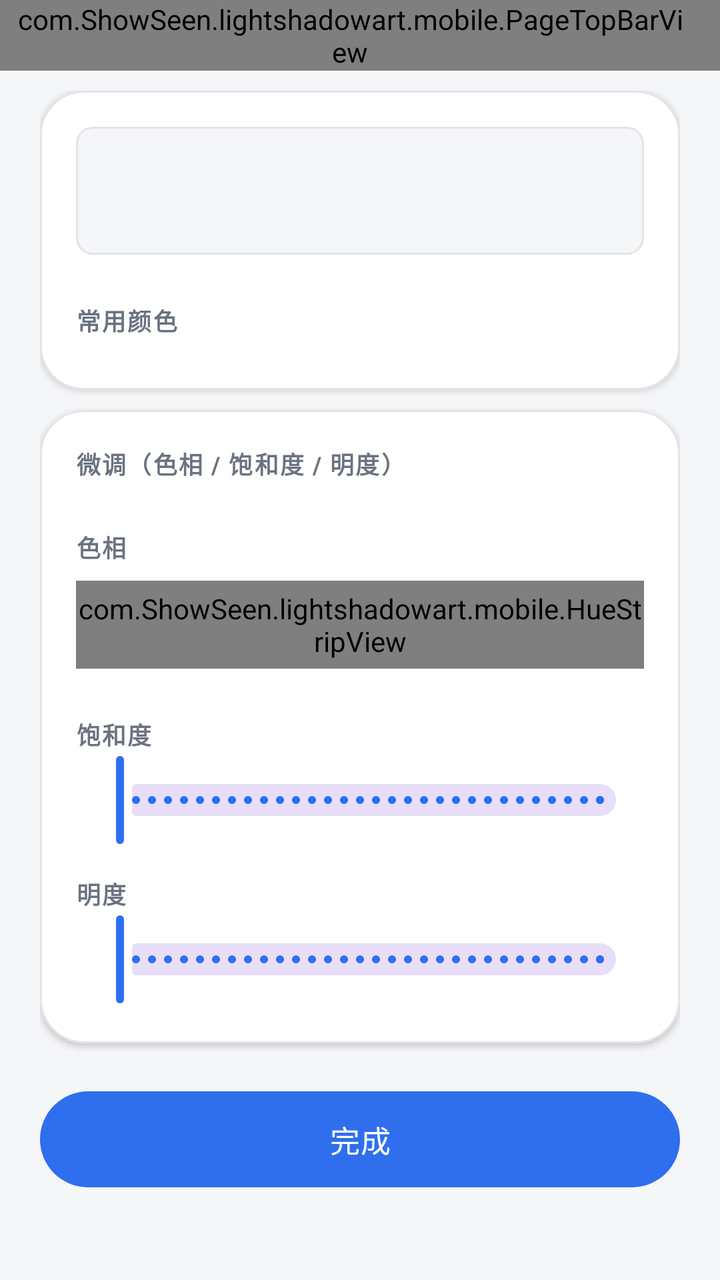
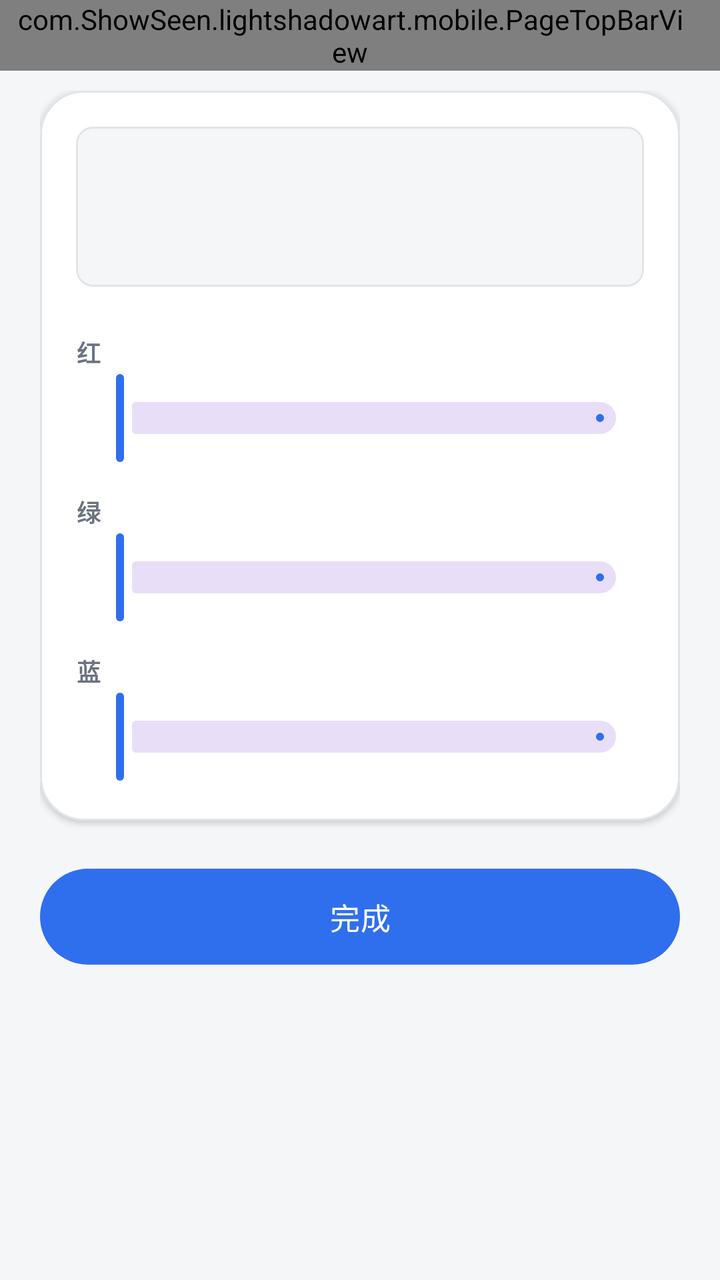

Before-and-after screenshots of an Android layout around one commit, followed by the original layout XML and the change that was made.
<!-- AndroidManifest.xml: application theme Theme.LightShadowArtPhone -->
<!-- res/layout/activity_line_color.xml -->
<?xml version="1.0" encoding="utf-8"?>
<LinearLayout xmlns:android="http://schemas.android.com/apk/res/android"
    android:layout_width="match_parent"
    android:layout_height="match_parent"
    android:background="@color/app_bg"
    android:orientation="vertical">

    <com.ShowSeen.lightshadowart.mobile.PageTopBarView
        android:id="@+id/color_top_bar"
        android:layout_width="match_parent"
        android:layout_height="wrap_content"
        android:paddingStart="8dp"
        android:paddingEnd="@dimen/card_padding" />

    <ScrollView
        android:layout_width="match_parent"
        android:layout_height="0dp"
        android:layout_weight="1"
        android:clipToPadding="false"
        android:fillViewport="true">

        <LinearLayout
            android:layout_width="match_parent"
            android:layout_height="wrap_content"
            android:orientation="vertical"
            android:paddingStart="@dimen/page_horizontal_padding"
            android:paddingTop="@dimen/item_gap"
            android:paddingEnd="@dimen/page_horizontal_padding"
            android:paddingBottom="@dimen/page_vertical_padding">

            <com.google.android.material.card.MaterialCardView
                style="@style/SurfaceCard"
                android:layout_width="match_parent"
                android:layout_height="wrap_content">

                <LinearLayout
                    android:layout_width="match_parent"
                    android:layout_height="wrap_content"
                    android:orientation="vertical"
                    android:padding="@dimen/card_padding">

                    <View
                        android:id="@+id/view_color_preview"
                        android:layout_width="match_parent"
                        android:layout_height="64dp"
                        android:background="@drawable/bg_media_placeholder"
                        android:contentDescription="@string/color_preview_desc" />

                    <TextView
                        style="@style/Text.Label"
                        android:layout_width="match_parent"
                        android:layout_height="wrap_content"
                        android:layout_marginTop="@dimen/page_vertical_padding"
                        android:text="@string/color_presets" />

                    
                    <LinearLayout
                        android:id="@+id/container_color_presets"
                        android:layout_width="match_parent"
                        android:layout_height="wrap_content"
                        android:layout_marginTop="8dp"
                        android:orientation="vertical" />
                </LinearLayout>
            </com.google.android.material.card.MaterialCardView>

            <com.google.android.material.card.MaterialCardView
                android:id="@+id/card_color_recent"
                style="@style/SurfaceCard"
                android:layout_width="match_parent"
                android:layout_height="wrap_content"
                android:layout_marginTop="@dimen/item_gap"
                android:visibility="gone">

                <LinearLayout
                    android:layout_width="match_parent"
                    android:layout_height="wrap_content"
                    android:orientation="vertical"
                    android:padding="@dimen/card_padding">

                    <TextView
                        style="@style/Text.Label"
                        android:layout_width="match_parent"
                        android:layout_height="wrap_content"
                        android:text="@string/color_recent" />

                    <LinearLayout
                        android:id="@+id/container_color_recent"
                        android:layout_width="match_parent"
                        android:layout_height="wrap_content"
                        android:layout_marginTop="8dp"
                        android:orientation="horizontal" />
                </LinearLayout>
            </com.google.android.material.card.MaterialCardView>

            <com.google.android.material.card.MaterialCardView
                android:id="@+id/card_color_photo"
                style="@style/SurfaceCard"
                android:layout_width="match_parent"
                android:layout_height="wrap_content"
                android:layout_marginTop="@dimen/item_gap"
                android:visibility="gone">

                <LinearLayout
                    android:layout_width="match_parent"
                    android:layout_height="wrap_content"
                    android:orientation="vertical"
                    android:padding="@dimen/card_padding">

                    <TextView
                        style="@style/Text.Label"
                        android:layout_width="match_parent"
                        android:layout_height="wrap_content"
                        android:text="@string/color_pick_from_photo" />

                    <TextView
                        style="@style/Text.Hint"
                        android:layout_width="match_parent"
                        android:layout_height="wrap_content"
                        android:layout_marginTop="2dp"
                        android:text="@string/color_pick_from_photo_hint" />

                    <ImageView
                        android:id="@+id/view_color_photo"
                        android:layout_width="match_parent"
                        android:layout_height="150dp"
                        android:layout_marginTop="8dp"
                        android:background="@drawable/bg_media_placeholder"
                        android:contentDescription="@string/color_pick_from_photo"
                        android:scaleType="fitCenter" />
                </LinearLayout>
            </com.google.android.material.card.MaterialCardView>

            <com.google.android.material.card.MaterialCardView
                style="@style/SurfaceCard"
                android:layout_width="match_parent"
                android:layout_height="wrap_content"
                android:layout_marginTop="@dimen/item_gap">

                <LinearLayout
                    android:layout_width="match_parent"
                    android:layout_height="wrap_content"
                    android:orientation="vertical"
                    android:padding="@dimen/card_padding">

                    <TextView
                        style="@style/Text.Label"
                        android:layout_width="match_parent"
                        android:layout_height="wrap_content"
                        android:text="@string/color_fine_tune" />

                    <LinearLayout
                        android:layout_width="match_parent"
                        android:layout_height="wrap_content"
                        android:layout_marginTop="@dimen/page_vertical_padding"
                        android:orientation="horizontal">

                        <TextView
                            style="@style/Text.Label"
                            android:layout_width="0dp"
                            android:layout_height="wrap_content"
                            android:layout_weight="1"
                            android:text="@string/color_hue" />

                        <TextView
                            android:id="@+id/tv_color_hue"
                            style="@style/Text.Hint"
                            android:layout_width="wrap_content"
                            android:layout_height="wrap_content" />
                    </LinearLayout>

                    <com.ShowSeen.lightshadowart.mobile.HueStripView
                        android:id="@+id/view_color_hue"
                        android:layout_width="match_parent"
                        android:layout_height="44dp"
                        android:layout_marginTop="8dp" />

                    <LinearLayout
                        android:layout_width="match_parent"
                        android:layout_height="wrap_content"
                        android:layout_marginTop="@dimen/page_vertical_padding"
                        android:orientation="horizontal">

                        <TextView
                            style="@style/Text.Label"
                            android:layout_width="0dp"
                            android:layout_height="wrap_content"
                            android:layout_weight="1"
                            android:text="@string/color_saturation" />

                        <TextView
                            android:id="@+id/tv_color_saturation"
                            style="@style/Text.Hint"
                            android:layout_width="wrap_content"
                            android:layout_height="wrap_content" />
                    </LinearLayout>

                    <com.google.android.material.slider.Slider
                        android:id="@+id/slider_color_saturation"
                        android:layout_width="match_parent"
                        android:layout_height="wrap_content"
                        android:stepSize="1"
                        android:valueFrom="0"
                        android:valueTo="100" />

                    <LinearLayout
                        android:layout_width="match_parent"
                        android:layout_height="wrap_content"
                        android:layout_marginTop="@dimen/section_gap"
                        android:orientation="horizontal">

                        <TextView
                            style="@style/Text.Label"
                            android:layout_width="0dp"
                            android:layout_height="wrap_content"
                            android:layout_weight="1"
                            android:text="@string/color_value" />

                        <TextView
                            android:id="@+id/tv_color_value"
                            style="@style/Text.Hint"
                            android:layout_width="wrap_content"
                            android:layout_height="wrap_content" />
                    </LinearLayout>

                    <com.google.android.material.slider.Slider
                        android:id="@+id/slider_color_value"
                        android:layout_width="match_parent"
                        android:layout_height="wrap_content"
                        android:stepSize="1"
                        android:valueFrom="0"
                        android:valueTo="100" />
                </LinearLayout>
            </com.google.android.material.card.MaterialCardView>

            <com.google.android.material.button.MaterialButton
                android:id="@+id/btn_color_done"
                style="@style/PillButton"
                android:layout_width="match_parent"
                android:layout_height="wrap_content"
                android:layout_marginTop="@dimen/page_vertical_padding"
                android:text="@string/color_done" />
        </LinearLayout>
    </ScrollView>
</LinearLayout>
<!-- resources referenced by this layout -->
<resources>
  <color name="app_bg">#F5F6F8</color>
  <dimen name="card_padding">18dp</dimen>
  <dimen name="item_gap">10dp</dimen>
  <dimen name="page_horizontal_padding">20dp</dimen>
  <dimen name="page_vertical_padding">24dp</dimen>
  <dimen name="section_gap">14dp</dimen>
  <!-- drawable bg_media_placeholder (drawable) -->
  <?xml version="1.0" encoding="utf-8"?>
  <shape xmlns:android="http://schemas.android.com/apk/res/android"
      android:shape="rectangle">
      <solid android:color="@color/card_tint" />
      <stroke
          android:width="@dimen/divider_width"
          android:color="@color/divider_stroke" />
      <corners android:radius="@dimen/corner_image" />
  </shape>
  <string name="color_done">完成</string>
  <string name="color_fine_tune">微调（色相 / 饱和度 / 明度）</string>
  <string name="color_hue">色相</string>
  <string name="color_pick_from_photo">从照片取色</string>
  <string name="color_pick_from_photo_hint">点照片上的任意位置，取那里的颜色</string>
  <string name="color_presets">常用颜色</string>
  <string name="color_preview_desc">颜色预览</string>
  <string name="color_recent">最近使用</string>
  <string name="color_saturation">饱和度</string>
  <string name="color_value">明度</string>
  <style name="PillButton" parent="Widget.Material3.Button">
          <item name="android:minHeight">@dimen/touch_min_height</item>
          <item name="android:insetTop">0dp</item>
          <item name="android:insetBottom">0dp</item>
          <item name="android:textSize">@dimen/text_button</item>
          <item name="android:textAllCaps">false</item>
          <item name="android:letterSpacing">0.01</item>
          <item name="cornerRadius">@dimen/corner_pill</item>
          <item name="backgroundTint">@color/btn_pill_tint</item>
          <item name="android:textColor">@color/btn_pill_label</item>
      </style>
  <style name="SurfaceCard" parent="Widget.Material3.CardView.Elevated">
          <item name="cardBackgroundColor">@color/card_bg</item>
          <item name="cardCornerRadius">@dimen/corner_large</item>
          <item name="cardElevation">@dimen/card_elevation</item>
          <item name="strokeColor">@color/divider_stroke</item>
          <item name="strokeWidth">@dimen/divider_width</item>
      </style>
  <style name="Text.Hint" parent="">
          <item name="android:textColor">@color/text_secondary</item>
          <item name="android:textSize">@dimen/text_hint</item>
      </style>
  <style name="Text.Label" parent="">
          <item name="android:textColor">@color/text_secondary</item>
          <item name="android:textSize">@dimen/text_label</item>
          <item name="android:textStyle">bold</item>
          <item name="android:letterSpacing">0.06</item>
      </style>
  <color name="card_tint">#F5F6F8</color>
  <dimen name="divider_width">1dp</dimen>
  <color name="divider_stroke">#E2E4E8</color>
  <dimen name="corner_image">8dp</dimen>
  <dimen name="touch_min_height">48dp</dimen>
  <dimen name="text_button">15sp</dimen>
  <dimen name="corner_pill">28dp</dimen>
  <color name="card_bg">#FFFFFF</color>
  <dimen name="corner_large">22dp</dimen>
  <dimen name="card_elevation">2dp</dimen>
  <color name="text_secondary">#6B7280</color>
  <dimen name="text_hint">13sp</dimen>
  <dimen name="text_label">12sp</dimen>
  <color name="primary_blue">#2F6FED</color>
  <color name="on_primary">#FFFFFF</color>
  <color name="primary_soft">#E9EFFD</color>
  <color name="text_primary">#1A1C1E</color>
  <color name="status_destructive">#C0392B</color>
  <!-- unchanged entries left out for length: 1 -->
</resources>

<!-- the commit's change to res/layout/activity_line_color.xml (unified diff, before → after) -->
@@ -1,5 +1,6 @@
 <?xml version="1.0" encoding="utf-8"?>
 <LinearLayout xmlns:android="http://schemas.android.com/apk/res/android"
+    xmlns:app="http://schemas.android.com/apk/res-auto"
     android:layout_width="match_parent"
     android:layout_height="match_parent"
     android:background="@color/app_bg"
@@ -42,24 +43,96 @@
                     <View
                         android:id="@+id/view_color_preview"
                         android:layout_width="match_parent"
-                        android:layout_height="64dp"
+                        android:layout_height="80dp"
                         android:background="@drawable/bg_media_placeholder"
                         android:contentDescription="@string/color_preview_desc" />
 
-                    <TextView
-                        style="@style/Text.Label"
+                    <LinearLayout
                         android:layout_width="match_parent"
                         android:layout_height="wrap_content"
                         android:layout_marginTop="@dimen/page_vertical_padding"
-                        android:text="@string/color_presets" />
+                        android:orientation="horizontal">
 
-                    
-                    <LinearLayout
-                        android:id="@+id/container_color_presets"
+                        <TextView
+                            style="@style/Text.Label"
+                            android:layout_width="0dp"
+                            android:layout_height="wrap_content"
+                            android:layout_weight="1"
+                            android:text="@string/color_red" />
+
+                        <TextView
+                            android:id="@+id/tv_color_red"
+                            style="@style/Text.Hint"
+                            android:layout_width="wrap_content"
+                            android:layout_height="wrap_content" />
+                    </LinearLayout>
+
+                    <com.google.android.material.slider.Slider
+                        android:id="@+id/slider_color_red"
                         android:layout_width="match_parent"
                         android:layout_height="wrap_content"
-                        android:layout_marginTop="8dp"
-                        android:orientation="vertical" />
+                        android:stepSize="1"
+                        android:valueFrom="0"
+                        android:valueTo="255"
+                        app:tickVisible="false" />
+
+                    <LinearLayout
+                        android:layout_width="match_parent"
+                        android:layout_height="wrap_content"
+                        android:layout_marginTop="@dimen/section_gap"
+                        android:orientation="horizontal">
+
+                        <TextView
+                            style="@style/Text.Label"
+                            android:layout_width="0dp"
+                            android:layout_height="wrap_content"
+                            android:layout_weight="1"
+                            android:text="@string/color_green" />
+
+                        <TextView
+                            android:id="@+id/tv_color_green"
+                            style="@style/Text.Hint"
+                            android:layout_width="wrap_content"
+                            android:layout_height="wrap_content" />
+                    </LinearLayout>
+
+                    <com.google.android.material.slider.Slider
+                        android:id="@+id/slider_color_green"
+                        android:layout_width="match_parent"
+                        android:layout_height="wrap_content"
+                        android:stepSize="1"
+                        android:valueFrom="0"
+                        android:valueTo="255"
+                        app:tickVisible="false" />
+
+                    <LinearLayout
+                        android:layout_width="match_parent"
+                        android:layout_height="wrap_content"
+                        android:layout_marginTop="@dimen/section_gap"
+                        android:orientation="horizontal">
+
+                        <TextView
+                            style="@style/Text.Label"
+                            android:layout_width="0dp"
+                            android:layout_height="wrap_content"
+                            android:layout_weight="1"
+                            android:text="@string/color_blue" />
+
+                        <TextView
+                            android:id="@+id/tv_color_blue"
+                            style="@style/Text.Hint"
+                            android:layout_width="wrap_content"
+                            android:layout_height="wrap_content" />
+                    </LinearLayout>
+
+                    <com.google.android.material.slider.Slider
+                        android:id="@+id/slider_color_blue"
+                        android:layout_width="match_parent"
+                        android:layout_height="wrap_content"
+                        android:stepSize="1"
+                        android:valueFrom="0"
+                        android:valueTo="255"
+                        app:tickVisible="false" />
                 </LinearLayout>
             </com.google.android.material.card.MaterialCardView>
 
@@ -92,146 +165,6 @@
                 </LinearLayout>
             </com.google.android.material.card.MaterialCardView>
 
-            <com.google.android.material.card.MaterialCardView
-                android:id="@+id/card_color_photo"
-                style="@style/SurfaceCard"
-                android:layout_width="match_parent"
-                android:layout_height="wrap_content"
-                android:layout_marginTop="@dimen/item_gap"
-                android:visibility="gone">
-
-                <LinearLayout
-                    android:layout_width="match_parent"
-                    android:layout_height="wrap_content"
-                    android:orientation="vertical"
-                    android:padding="@dimen/card_padding">
-
-                    <TextView
-                        style="@style/Text.Label"
-                        android:layout_width="match_parent"
-                        android:layout_height="wrap_content"
-                        android:text="@string/color_pick_from_photo" />
-
-                    <TextView
-                        style="@style/Text.Hint"
-                        android:layout_width="match_parent"
-                        android:layout_height="wrap_content"
-                        android:layout_marginTop="2dp"
-                        android:text="@string/color_pick_from_photo_hint" />
-
-                    <ImageView
-                        android:id="@+id/view_color_photo"
-                        android:layout_width="match_parent"
-                        android:layout_height="150dp"
-                        android:layout_marginTop="8dp"
-                        android:background="@drawable/bg_media_placeholder"
-                        android:contentDescription="@string/color_pick_from_photo"
-                        android:scaleType="fitCenter" />
-                </LinearLayout>
-            </com.google.android.material.card.MaterialCardView>
-
-            <com.google.android.material.card.MaterialCardView
-                style="@style/SurfaceCard"
-                android:layout_width="match_parent"
-                android:layout_height="wrap_content"
-                android:layout_marginTop="@dimen/item_gap">
-
-                <LinearLayout
-                    android:layout_width="match_parent"
-                    android:layout_height="wrap_content"
-                    android:orientation="vertical"
-                    android:padding="@dimen/card_padding">
-
-                    <TextView
-                        style="@style/Text.Label"
-                        android:layout_width="match_parent"
-                        android:layout_height="wrap_content"
-                        android:text="@string/color_fine_tune" />
-
-                    <LinearLayout
-                        android:layout_width="match_parent"
-                        android:layout_height="wrap_content"
-                        android:layout_marginTop="@dimen/page_vertical_padding"
-                        android:orientation="horizontal">
-
-                        <TextView
-                            style="@style/Text.Label"
-                            android:layout_width="0dp"
-                            android:layout_height="wrap_content"
-                            android:layout_weight="1"
-                            android:text="@string/color_hue" />
-
-                        <TextView
-                            android:id="@+id/tv_color_hue"
-                            style="@style/Text.Hint"
-                            android:layout_width="wrap_content"
-                            android:layout_height="wrap_content" />
-                    </LinearLayout>
-
-                    <com.ShowSeen.lightshadowart.mobile.HueStripView
-                        android:id="@+id/view_color_hue"
-                        android:layout_width="match_parent"
-                        android:layout_height="44dp"
-                        android:layout_marginTop="8dp" />
-
-                    <LinearLayout
-                        android:layout_width="match_parent"
-                        android:layout_height="wrap_content"
-                        android:layout_marginTop="@dimen/page_vertical_padding"
-                        android:orientation="horizontal">
-
-                        <TextView
-                            style="@style/Text.Label"
-                            android:layout_width="0dp"
-                            android:layout_height="wrap_content"
-                            android:layout_weight="1"
-                            android:text="@string/color_saturation" />
-
-                        <TextView
-                            android:id="@+id/tv_color_saturation"
-                            style="@style/Text.Hint"
-                            android:layout_width="wrap_content"
-                            android:layout_height="wrap_content" />
-                    </LinearLayout>
-
-                    <com.google.android.material.slider.Slider
-                        android:id="@+id/slider_color_saturation"
-                        android:layout_width="match_parent"
-                        android:layout_height="wrap_content"
-                        android:stepSize="1"
-                        android:valueFrom="0"
-                        android:valueTo="100" />
-
-                    <LinearLayout
-                        android:layout_width="match_parent"
-                        android:layout_height="wrap_content"
-                        android:layout_marginTop="@dimen/section_gap"
-                        android:orientation="horizontal">
-
-                        <TextView
-                            style="@style/Text.Label"
-                            android:layout_width="0dp"
-                            android:layout_height="wrap_content"
-                            android:layout_weight="1"
-                            android:text="@string/color_value" />
-
-                        <TextView
-                            android:id="@+id/tv_color_value"
-                            style="@style/Text.Hint"
-                            android:layout_width="wrap_content"
-                            android:layout_height="wrap_content" />
-                    </LinearLayout>
-
-                    <com.google.android.material.slider.Slider
-                        android:id="@+id/slider_color_value"
-                        android:layout_width="match_parent"
-                        android:layout_height="wrap_content"
-                        android:stepSize="1"
-                        android:valueFrom="0"
-                        android:valueTo="100" />
-                </LinearLayout>
-            </com.google.android.material.card.MaterialCardView>
-
             <com.google.android.material.button.MaterialButton
                 android:id="@+id/btn_color_done"
                 style="@style/PillButton"
<!-- resource entries referenced after the edit -->
@@ -16,16 +16,12 @@
           android:color="@color/divider_stroke" />
       <corners android:radius="@dimen/corner_image" />
   </shape>
+  <string name="color_blue">蓝</string>
   <string name="color_done">完成</string>
-  <string name="color_fine_tune">微调（色相 / 饱和度 / 明度）</string>
-  <string name="color_hue">色相</string>
-  <string name="color_pick_from_photo">从照片取色</string>
-  <string name="color_pick_from_photo_hint">点照片上的任意位置，取那里的颜色</string>
-  <string name="color_presets">常用颜色</string>
+  <string name="color_green">绿</string>
   <string name="color_preview_desc">颜色预览</string>
   <string name="color_recent">最近使用</string>
-  <string name="color_saturation">饱和度</string>
-  <string name="color_value">明度</string>
+  <string name="color_red">红</string>
   <style name="PillButton" parent="Widget.Material3.Button">
           <item name="android:minHeight">@dimen/touch_min_height</item>
           <item name="android:insetTop">0dp</item>
